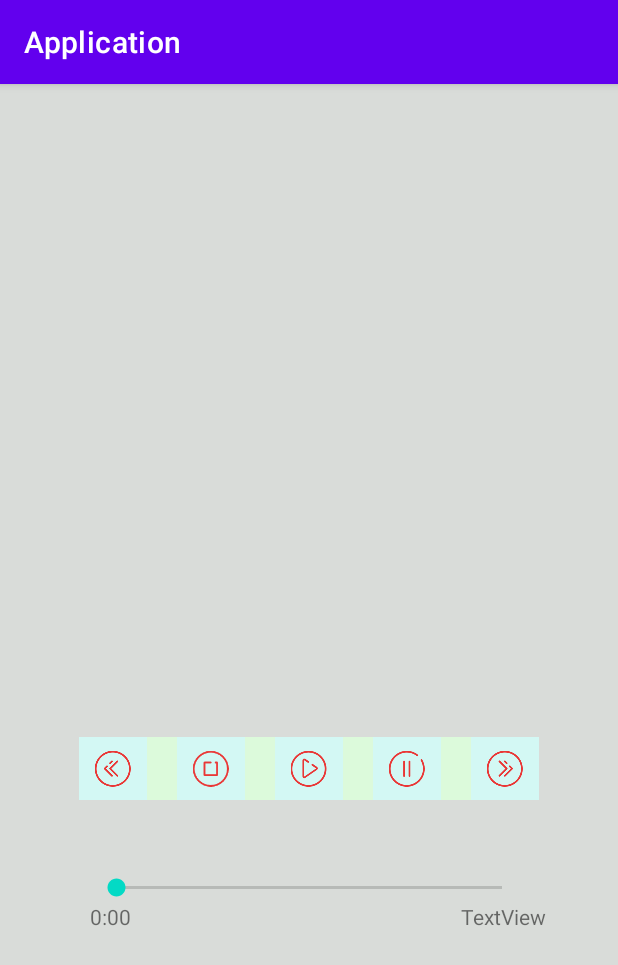
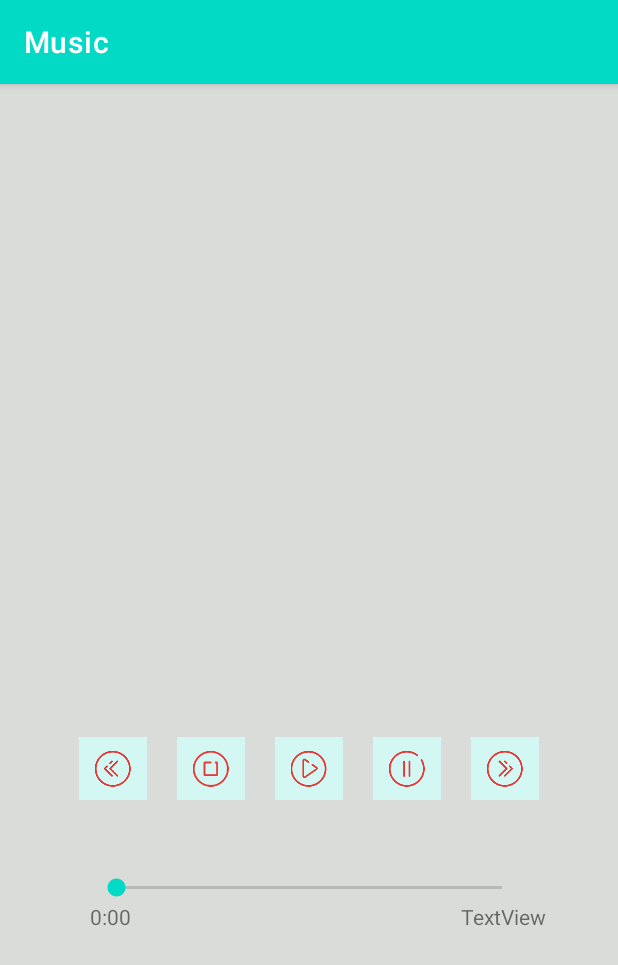
Before and after one commit to Enesbakir/MobilProgramlamaHw2.2, an Android app: the songPage screen opened directly, with no data from a screen before it, on a phone screen of 412 x 824 dp. Shown: the top 965 px of the screen. Run offline under Robolectric (Android 15) with nearby library versions, the phone set to English and light mode, and no system bars; 2 statements that could not run were skipped.

Commit message:
changed color theme and xml files and organized java files

```diff
--- a/app/src/main/java/com/example/application/MainActivity.java
+++ b/app/src/main/java/com/example/application/MainActivity.java
@@ -10,12 +10,10 @@ import android.widget.EditText;
 import android.widget.Toast;
 
 public class MainActivity extends AppCompatActivity {
-
     EditText username,password;
     Button login,register;
     DBHelper dbhelper;
     private int tryNum=0;
-
     @Override
     protected void onCreate(Bundle savedInstanceState) {
         super.onCreate(savedInstanceState);
@@ -27,12 +25,10 @@ public class MainActivity extends AppCompatActivity {
         password = (EditText)findViewById(R.id.password);
         dbhelper = new DBHelper(MainActivity.this);
     }
-
     public void register(View view){
         Intent intent = new Intent(this, registerPage.class);
         startActivity(intent);
     }
-
     public void login(View view){
         if(checkLogin(username.getText().toString(),password.getText().toString())){
             Toast.makeText(this, "Succesfully Logined",Toast.LENGTH_SHORT).show();
@@ -46,7 +42,6 @@ public class MainActivity extends AppCompatActivity {
             tryNum=0;
         }
     }
-
     private boolean checkLogin(String username,String password){
         User user = dbhelper.getUser(username);
         if(user!=null){
@@ -57,7 +52,6 @@ public class MainActivity extends AppCompatActivity {
         }
         Toast.makeText(this, "Username or password is Not Correct",Toast.LENGTH_SHORT).show();
         tryNum+=1;
-
         return false;
     }
 
--- a/app/src/main/java/com/example/application/MyListt.java
+++ b/app/src/main/java/com/example/application/MyListt.java
@@ -44,15 +44,12 @@ public class MyListt implements Serializable {
     public int getDuration() {
         return duration;
     }
-
     public long getId() {
         return id;
     }
-
     public void setId(long id) {
         this.id = id;
     }
-
     public String getSongWriterName() {
         return songWriterName;
     }
--- a/app/src/main/res/layout/activity_song_page.xml
+++ b/app/src/main/res/layout/activity_song_page.xml
@@ -23,7 +23,7 @@
         android:layout_width="wrap_content"
         android:layout_height="wrap_content"
         android:layout_marginTop="52dp"
-        android:background="#DCFADB"
+        android:background="#D9DCD9"
         android:orientation="horizontal"
         app:layout_constraintEnd_toEndOf="parent"
         app:layout_constraintStart_toStartOf="parent"
--- a/app/src/main/res/values/strings.xml
+++ b/app/src/main/res/values/strings.xml
@@ -1,5 +1,5 @@
 <resources>
-    <string name="app_name">Application</string>
+    <string name="app_name">Music</string>
     <string name="register">Register</string>
     <string name="login">Login</string>
     <string name="username">Username</string>
--- a/app/src/main/res/values/themes.xml
+++ b/app/src/main/res/values/themes.xml
@@ -2,8 +2,8 @@
     <!-- Base application theme. -->
     <style name="Theme.Application" parent="Theme.MaterialComponents.DayNight.DarkActionBar">
         <!-- Primary brand color. -->
-        <item name="colorPrimary">@color/purple_500</item>
-        <item name="colorPrimaryVariant">@color/purple_700</item>
+        <item name="colorPrimary">@color/teal_200</item>
+        <item name="colorPrimaryVariant">@color/teal_700</item>
         <item name="colorOnPrimary">@color/white</item>
         <!-- Secondary brand color. -->
         <item name="colorSecondary">@color/teal_200</item>
```
Also changed, not shown: app/src/main/java/com/example/application/itemAdapter.java (+4 -6 lines), app/src/main/java/com/example/application/mediaPlayer.java (+0 -12 lines), app/src/main/java/com/example/application/playlistPage.java (+2 -9 lines), app/src/main/res/layout/item_song_card.xml (+10 -10 lines).
